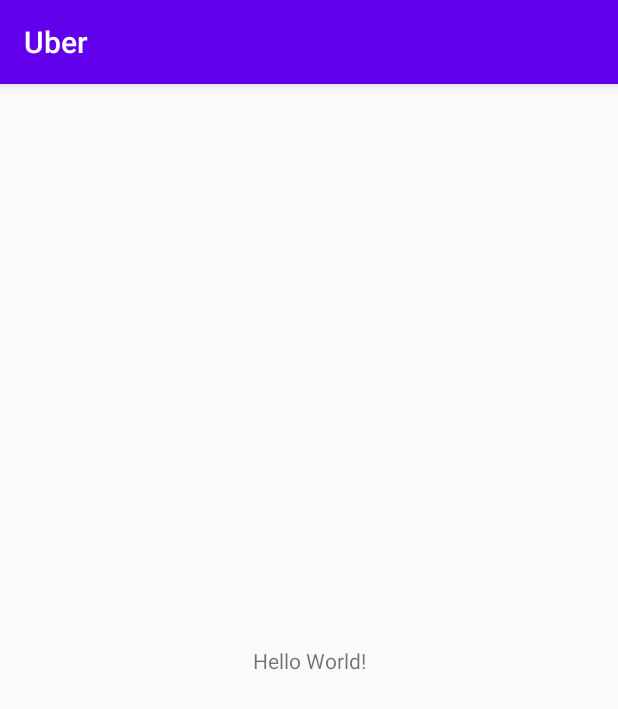
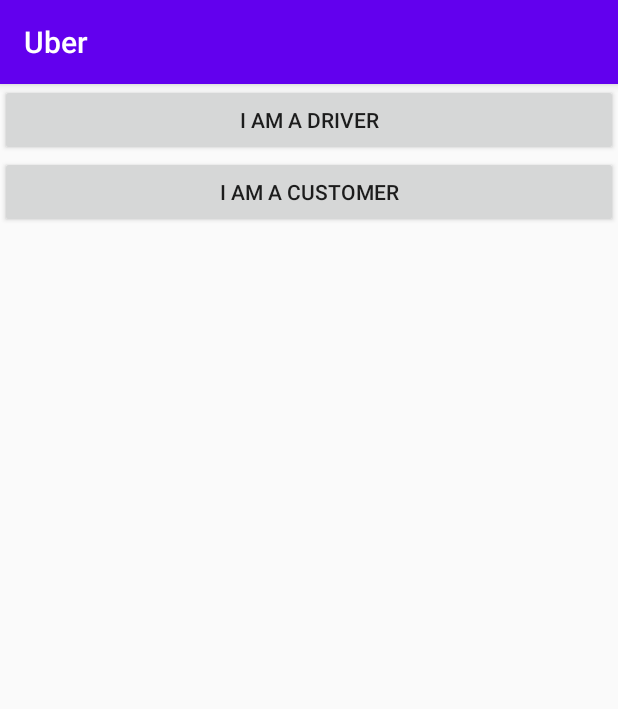
Before and after one commit to MdTalatMahmud/Uber, an Android app: the screen it shows after launch (MainActivity), on a phone screen of 412 x 824 dp. Shown: the top 709 px of the screen. Run offline under Robolectric (Android 15) with nearby library versions, the phone set to English and light mode, and no system bars.

Commit message:
update 1

```diff
--- a/app/src/main/res/layout/activity_main.xml
+++ b/app/src/main/res/layout/activity_main.xml
@@ -1,18 +1,22 @@
 <?xml version="1.0" encoding="utf-8"?>
-<androidx.constraintlayout.widget.ConstraintLayout xmlns:android="http://schemas.android.com/apk/res/android"
+<LinearLayout xmlns:android="http://schemas.android.com/apk/res/android"
     xmlns:app="http://schemas.android.com/apk/res-auto"
     xmlns:tools="http://schemas.android.com/tools"
     android:layout_width="match_parent"
     android:layout_height="match_parent"
+    android:orientation="vertical"
     tools:context=".MainActivity">
 
-    <TextView
-        android:layout_width="wrap_content"
+    <Button
+        android:id="@+id/driver"
+        android:layout_width="match_parent"
         android:layout_height="wrap_content"
-        android:text="Hello World!"
-        app:layout_constraintBottom_toBottomOf="parent"
-        app:layout_constraintLeft_toLeftOf="parent"
-        app:layout_constraintRight_toRightOf="parent"
-        app:layout_constraintTop_toTopOf="parent" />
+        android:text="I am a driver"/>
 
-</androidx.constraintlayout.widget.ConstraintLayout>
+    <Button
+        android:id="@+id/customer"
+        android:layout_width="match_parent"
+        android:layout_height="wrap_content"
+        android:text="I am a Customer"/>
+
+</LinearLayout>
```
